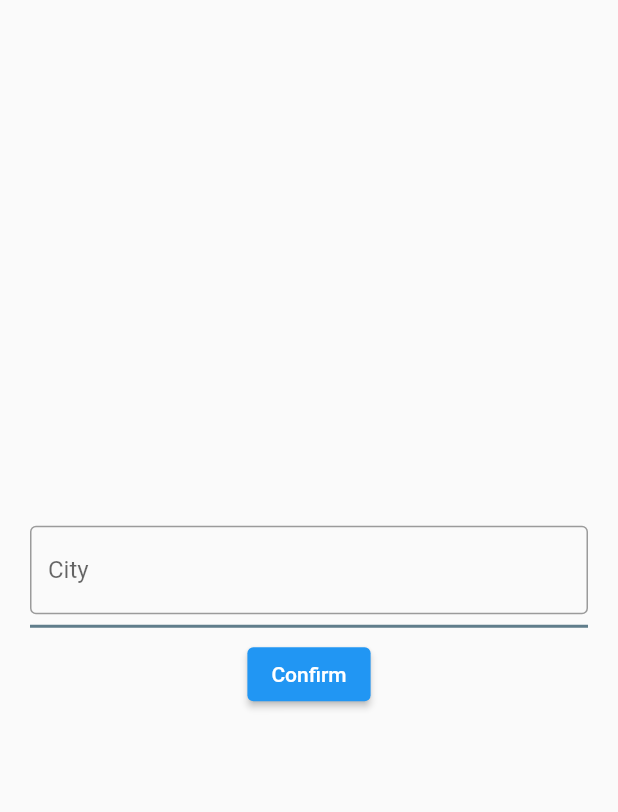
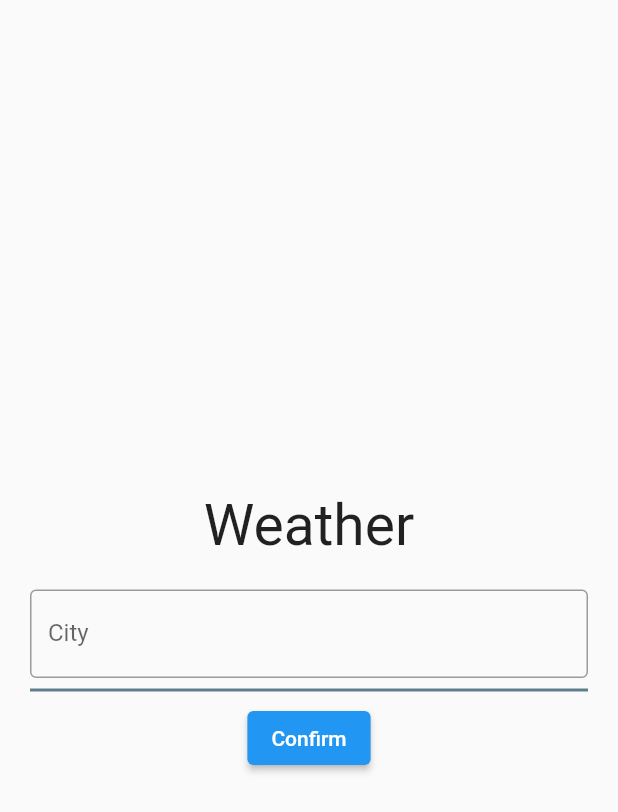
Before and after one commit to BorisKest/weather, a Flutter app: the screen it shows after launch, on a phone screen of 412 x 824 dp. Shown: the top 812 px of the screen. Run offline on Flutter 3.47's test engine with Material 2 defaults, Android fonts, the phone set to English and light mode, and no system bars; our stand-ins replace bloc, equatable, flutter_bloc.

Commit message:
small fix

```diff
--- a/lib/main.dart
+++ b/lib/main.dart
@@ -20,6 +20,7 @@ class _WeatherAppState extends State<WeatherApp> {
   @override
   Widget build(BuildContext context) {
     return MaterialApp(
+      debugShowCheckedModeBanner: false,
       onGenerateRoute: _appRouter.onGenerateRoute,
     );
   }
--- a/lib/src/UI/home_screan.dart
+++ b/lib/src/UI/home_screan.dart
@@ -29,7 +29,7 @@ class _HomeScreenState extends State<HomeScreen> {
 
   @override
   Widget build(BuildContext context) {
-    WeatherBloc _bloc = BlocProvider.of<WeatherBloc>(context);
+    WeatherBloc bloc = BlocProvider.of<WeatherBloc>(context);
     return BlocProvider<WeatherBloc>(
       create: ((context) => WeatherBloc()),
       child: Scaffold(
@@ -38,6 +38,13 @@ class _HomeScreenState extends State<HomeScreen> {
           child: Column(
             mainAxisAlignment: MainAxisAlignment.center,
             children: [
+              const Padding(
+                padding: EdgeInsets.all(20),
+                child: Text(
+                  'Weather',
+                  style: TextStyle(fontSize: 38),
+                ),
+              ),
               TextField(
                 decoration: const InputDecoration(
                   border: OutlineInputBorder(),
@@ -51,7 +58,7 @@ class _HomeScreenState extends State<HomeScreen> {
               ),
               ElevatedButton(
                 onPressed: (() {
-                  _bloc.add(WeatherFetchEvent(_controller.text));
+                  bloc.add(WeatherFetchEvent(_controller.text));
                   Navigator.of(context).pushNamed('/weatherScreen');
                 }),
                 child: const Text('Confirm'),
--- a/lib/src/bloc/weather_bloc.dart
+++ b/lib/src/bloc/weather_bloc.dart
@@ -17,7 +17,6 @@ class WeatherBloc extends Bloc<WeatherEvent, WeatherState> {
     on<WeatherLoadEvent>(((event, emit) => WeatherLoadingState()));
   }
 
-  @override
   WeatherState get initialState => WeatherInitialState();
 
   void setData(event) async {
@@ -25,7 +24,7 @@ class WeatherBloc extends Bloc<WeatherEvent, WeatherState> {
       Weather weatherData = await NetworkData(event.city).getData(event.city);
       emit(WeatherLoadedState(weatherData));
     } catch (_) {
-      emit(WeatherErrorState());
+      emit(WeatherErrorState('Failed to get data'));
     }
   }
 }
--- a/lib/src/bloc/weather_event.dart
+++ b/lib/src/bloc/weather_event.dart
@@ -7,7 +7,7 @@ class WeatherEvent extends Equatable {
 }
 
 class WeatherFetchEvent extends WeatherEvent {
-  final city;
+  final String city;
   WeatherFetchEvent(this.city);
 
   @override
@@ -18,4 +18,10 @@ class WeatherRest extends WeatherEvent {}
 
 class WeatherLoadEvent extends WeatherEvent {}
 
-class WearherLoadFail extends WeatherEvent {}
+class WearherLoadFail extends WeatherEvent {
+  final String error;
+  WearherLoadFail(this.error);
+
+  @override
+  List<Object> get props => [error];
+}
--- a/lib/src/bloc/weather_state.dart
+++ b/lib/src/bloc/weather_state.dart
@@ -8,13 +8,16 @@ class WeatherInitialState extends WeatherState {}
 class WeatherLoadingState extends WeatherState {}
 
 class WeatherLoadedState extends WeatherState {
-  final weatherData;
+  final Weather weatherData;
 
   WeatherLoadedState(this.weatherData);
 
-  NetworkData get getData => weatherData;
+  Weather get getData => weatherData;
 
   List<Object> get props => [weatherData];
 }
 
-class WeatherErrorState extends WeatherState {}
+class WeatherErrorState extends WeatherState {
+  final String error;
+  WeatherErrorState(this.error);
+}
--- a/lib/src/models/weather.dart
+++ b/lib/src/models/weather.dart
@@ -1,9 +1,11 @@
 class Weather {
-  final temp;
-  final humidity;
-  final windSpeed;
+  final String city;
+  final int temp;
+  final String humidity;
+  final String windSpeed;
 
   Weather({
+    required this.city,
     required this.temp,
     required this.humidity,
     required this.windSpeed,
@@ -11,9 +13,10 @@ class Weather {
 
   factory Weather.fromJson(Map<String, dynamic> json) {
     return Weather(
-      temp: json["main"]["temp"] - 273.15,
-      humidity: json["main"]["humidity"],
-      windSpeed: json["wind"]["Speed"],
+      temp: (json["main"]["temp"] - 273.15).toInt(),
+      humidity: json["main"]["humidity"].toString(),
+      windSpeed: json["wind"]["speed"].toString(),
+      city: json["name"],
     );
   }
 }
--- a/lib/src/router/app_router.dart
+++ b/lib/src/router/app_router.dart
@@ -3,7 +3,6 @@ import 'package:flutter_bloc/flutter_bloc.dart';
 import 'package:weather/src/UI/home_screan.dart';
 import 'package:weather/src/UI/weather_screan.dart';
 import 'package:weather/src/bloc/weather_bloc.dart';
-import 'package:weather/src/services/weather_api_provider.dart';
 
 class AppRouter {
   final WeatherBloc _correntBloc = WeatherBloc();
--- a/lib/src/services/weather_api_provider.dart
+++ b/lib/src/services/weather_api_provider.dart
@@ -20,10 +20,9 @@ class NetworkData {
 
     if (response.statusCode == 200) {
       final weatherJson = json.decode(response.body);
-      print(weatherJson);
       return Weather.fromJson(weatherJson);
     } else {
-      WeatherBloc().add(WearherLoadFail());
+      WeatherBloc().add(WearherLoadFail(response.statusCode.toString()));
     }
   }
 }
```
Also changed, not shown: lib/src/UI/weather_screan.dart (+20 -22 lines).
